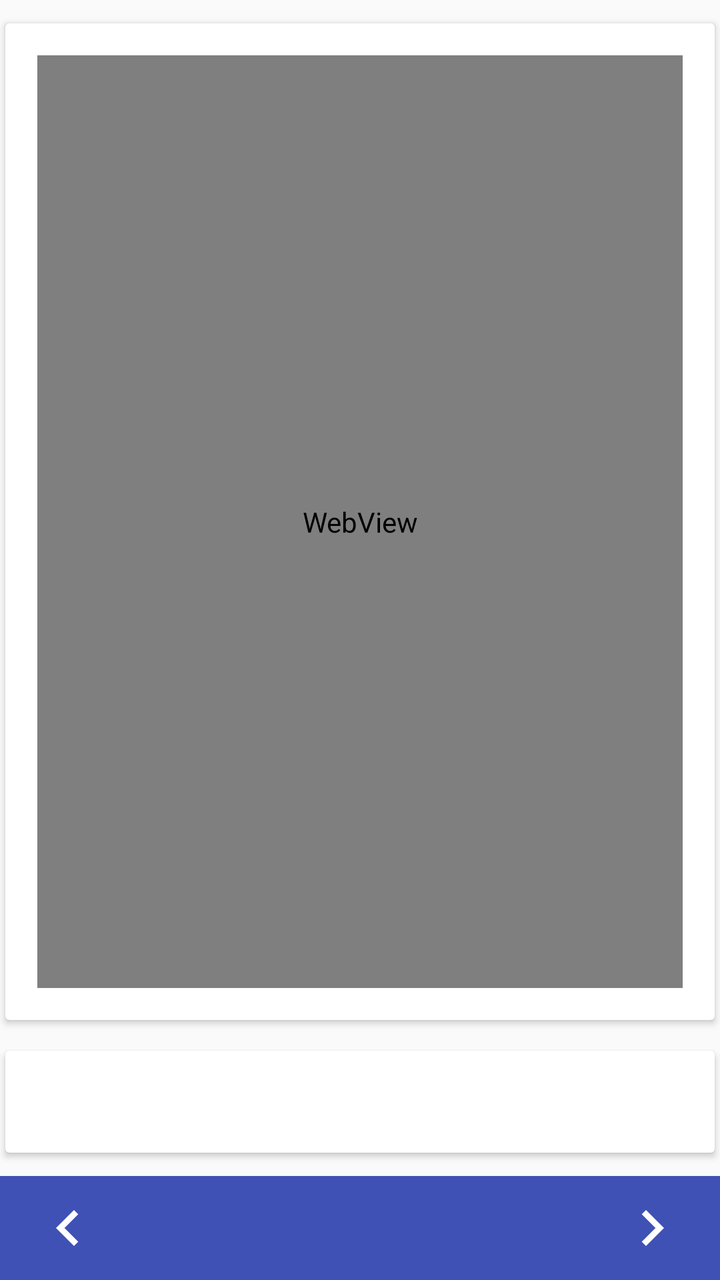
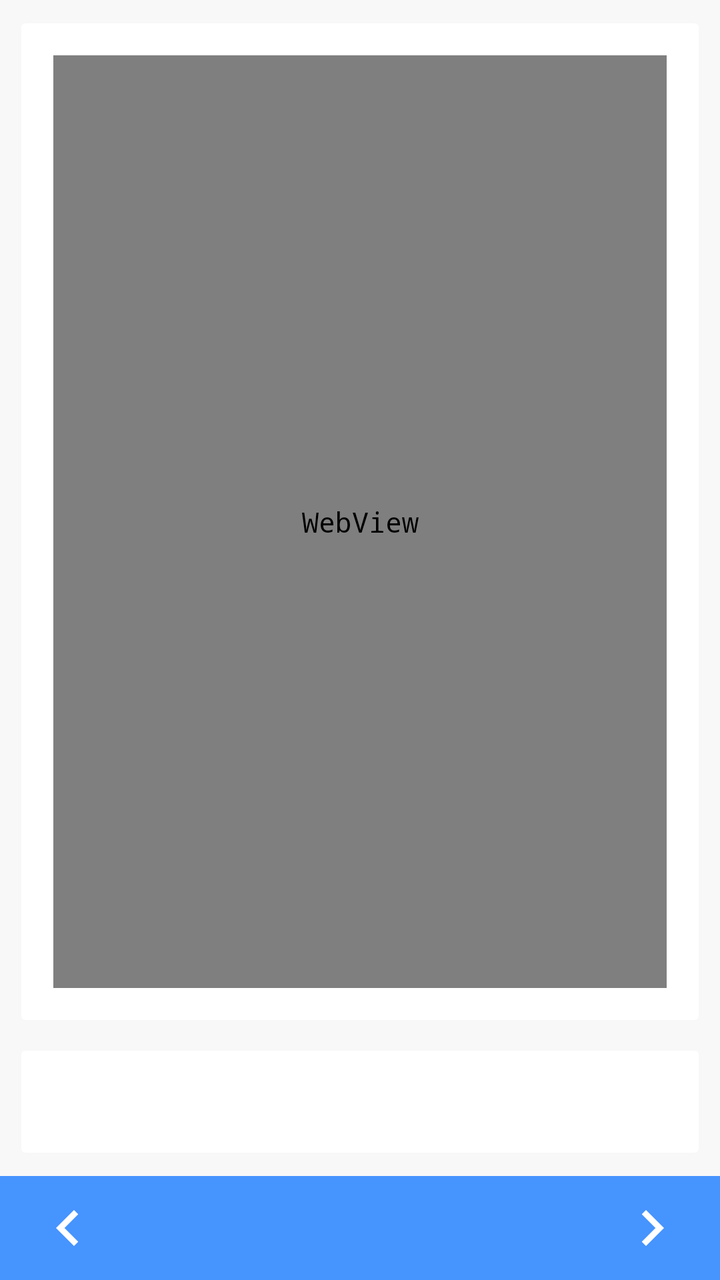

An Android layout rendered at two revisions. The XML below is the earlier revision; the diff shows what the commit changed to produce the second picture.
<!-- AndroidManifest.xml: application theme AppTheme -->
<!-- res/layout/content_text_viewer.xml -->
<?xml version="1.0" encoding="utf-8"?>
<android.support.constraint.ConstraintLayout
    xmlns:android="http://schemas.android.com/apk/res/android"
    xmlns:app="http://schemas.android.com/apk/res-auto"
    xmlns:tools="http://schemas.android.com/tools"
    xmlns:card_view="http://schemas.android.com/apk/res-auto"
    android:layout_width="match_parent"
    android:layout_height="match_parent"
    app:layout_behavior="@string/appbar_scrolling_view_behavior"
    tools:context=".ui.viewer.TextViewer"
    tools:showIn="@layout/activity_text_viewer"
    >

    <android.support.v7.widget.CardView
        android:layout_width="match_parent"
        android:layout_height="0dp"
        android:layout_marginBottom="8dp"
        android:layout_marginTop="8dp"
        app:layout_constraintBottom_toTopOf="@+id/cardView"
        app:layout_constraintTop_toTopOf="parent"
        card_view:cardElevation="2dp"
        card_view:cardUseCompatPadding="true"
        card_view:contentPadding="16dp"
        >

        <WebView
            android:id="@+id/content"
            android:layout_width="match_parent"
            android:layout_height="match_parent"
            />

    </android.support.v7.widget.CardView>

    <android.support.v7.widget.CardView
        android:id="@+id/cardView"
        android:layout_width="match_parent"
        android:layout_height="wrap_content"
        android:layout_marginBottom="8dp"
        app:layout_constraintBottom_toTopOf="@+id/constraintLayout"
        card_view:cardElevation="2dp"
        card_view:cardUseCompatPadding="true"
        card_view:contentPadding="16dp"
        >

        <TextView
            android:id="@+id/name"
            android:layout_width="match_parent"
            android:layout_height="wrap_content"
            android:gravity="start"
            />

    </android.support.v7.widget.CardView>

    <android.support.constraint.ConstraintLayout
        android:id="@+id/constraintLayout"
        android:layout_width="match_parent"
        android:layout_height="wrap_content"
        android:background="@color/colorPrimary"
        android:padding="8dp"
        app:layout_constraintBottom_toBottomOf="parent"
        >

        <ImageButton
            android:id="@+id/nextItem"
            android:layout_width="wrap_content"
            android:layout_height="wrap_content"
            android:layout_marginEnd="8dp"
            android:background="@null"
            android:src="@drawable/ic_navigate_next_white_36dp"
            app:layout_constraintEnd_toEndOf="parent"
            />

        <ImageButton
            android:id="@+id/prevItem"
            android:layout_width="wrap_content"
            android:layout_height="wrap_content"
            android:layout_marginStart="8dp"
            android:background="@null"
            android:src="@drawable/ic_navigate_before_white_36dp"
            app:layout_constraintStart_toStartOf="parent"
            />
    </android.support.constraint.ConstraintLayout>

</android.support.constraint.ConstraintLayout>
<!-- res/layout/activity_text_viewer.xml (included above) -->
<?xml version="1.0" encoding="utf-8"?>
<android.support.design.widget.CoordinatorLayout
    xmlns:android="http://schemas.android.com/apk/res/android"
    xmlns:app="http://schemas.android.com/apk/res-auto"
    xmlns:tools="http://schemas.android.com/tools"
    android:layout_width="match_parent"
    android:layout_height="match_parent"
    tools:context=".ui.viewer.TextViewer"
    android:fitsSystemWindows="true"
    >

    <android.support.design.widget.AppBarLayout
        android:layout_width="match_parent"
        android:layout_height="wrap_content"
        android:theme="@style/AppTheme.AppBarOverlay"
        >

        <android.support.v7.widget.Toolbar
            android:id="@+id/toolbar"
            android:layout_width="match_parent"
            android:layout_height="?attr/actionBarSize"
            android:background="?attr/colorPrimary"
            app:popupTheme="@style/AppTheme.PopupOverlay"
            />

    </android.support.design.widget.AppBarLayout>

    <include layout="@layout/content_text_viewer"/>


</android.support.design.widget.CoordinatorLayout>
<!-- resources referenced by this layout -->
<resources>
  <color name="colorPrimary">#3F51B5</color>
  <!-- drawable ic_navigate_before_white_36dp: png bitmap (drawable-hdpi, 256 bytes) -->
  <!-- drawable ic_navigate_next_white_36dp: png bitmap (drawable-hdpi, 251 bytes) -->
  <style name="AppTheme.AppBarOverlay" parent="ThemeOverlay.AppCompat.Dark.ActionBar" />
  <style name="AppTheme.PopupOverlay" parent="ThemeOverlay.AppCompat.Light" />
  <style name="AppTheme" parent="Theme.AppCompat.Light.DarkActionBar">
          
          <item name="colorPrimary">@color/colorPrimary</item>
          <item name="colorPrimaryDark">@color/colorPrimaryDark</item>
          <item name="colorAccent">@color/colorAccent</item>
      </style>
  <color name="colorPrimaryDark">#303F9F</color>
  <color name="colorAccent">#FF4081</color>
</resources>

<!-- the commit's change to res/layout/content_text_viewer.xml (unified diff, before → after) -->
@@ -8,23 +8,25 @@
     android:layout_height="match_parent"
     app:layout_behavior="@string/appbar_scrolling_view_behavior"
     tools:context=".ui.viewer.TextViewer"
+    android:background="@color/grey"
     tools:showIn="@layout/activity_text_viewer"
     >
 
     <android.support.v7.widget.CardView
         android:layout_width="match_parent"
         android:layout_height="0dp"
-        android:layout_marginBottom="8dp"
+        android:layout_margin="8dp"
         android:layout_marginTop="8dp"
         app:layout_constraintBottom_toTopOf="@+id/cardView"
         app:layout_constraintTop_toTopOf="parent"
-        card_view:cardElevation="2dp"
+        card_view:cardElevation="0dp"
         card_view:cardUseCompatPadding="true"
         card_view:contentPadding="16dp"
         >
 
         <WebView
             android:id="@+id/content"
+            android:background="@color/dark_gray"
             android:layout_width="match_parent"
             android:layout_height="match_parent"
             />
@@ -35,9 +37,9 @@
         android:id="@+id/cardView"
         android:layout_width="match_parent"
         android:layout_height="wrap_content"
-        android:layout_marginBottom="8dp"
+        android:layout_margin="8dp"
         app:layout_constraintBottom_toTopOf="@+id/constraintLayout"
-        card_view:cardElevation="2dp"
+        card_view:cardElevation="0dp"
         card_view:cardUseCompatPadding="true"
         card_view:contentPadding="16dp"
         >
<!-- resource entries referenced after the edit -->
@@ -1,17 +1,19 @@
 <!-- resources referenced by this layout -->
 <resources>
-  <color name="colorPrimary">#3F51B5</color>
+  <color name="colorPrimary">#4694FE</color>
+  <color name="grey">#f8f8f8</color>
   <!-- drawable ic_navigate_before_white_36dp: png bitmap (drawable-hdpi, 256 bytes) -->
   <!-- drawable ic_navigate_next_white_36dp: png bitmap (drawable-hdpi, 251 bytes) -->
   <style name="AppTheme.AppBarOverlay" parent="ThemeOverlay.AppCompat.Dark.ActionBar" />
   <style name="AppTheme.PopupOverlay" parent="ThemeOverlay.AppCompat.Light" />
   <style name="AppTheme" parent="Theme.AppCompat.Light.DarkActionBar">
           
+          <item name="android:typeface">monospace</item>
           <item name="colorPrimary">@color/colorPrimary</item>
           <item name="colorPrimaryDark">@color/colorPrimaryDark</item>
           <item name="colorAccent">@color/colorAccent</item>
       </style>
-  <color name="colorPrimaryDark">#303F9F</color>
+  <color name="colorPrimaryDark">#4694FE</color>
   <color name="colorAccent">#FF4081</color>
 </resources>
 
